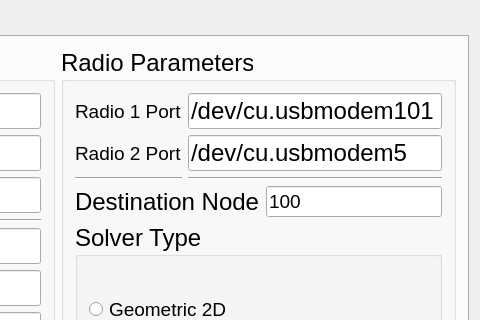
dsc0003/6DOFC, file 6DOFEngineeringScreen/dialog.ui: the form before one commit; both pictures show x 309 to 789 and y 0 to 320 of the 789 by 829 pixel window.
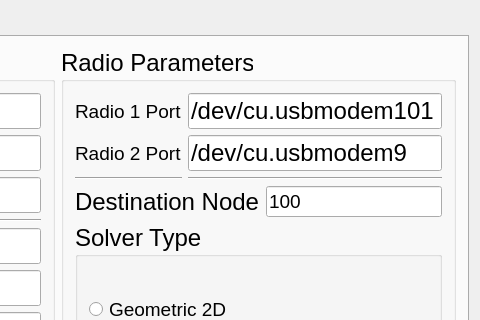
The form after the commit. The open tabs and pages were chosen to show the change. Custom widgets are drawn as their Qt base class.

```diff
--- a/6DOFEngineeringScreen/dialog.ui
+++ b/6DOFEngineeringScreen/dialog.ui
@@ -205,7 +205,7 @@
              </font>
             </property>
             <property name="text">
-             <string>/dev/cu.usbmodem5</string>
+             <string>/dev/cu.usbmodem9</string>
             </property>
            </widget>
           </item>
```
Left out of the diff: 2 changed lines with no effect on the pictures.
